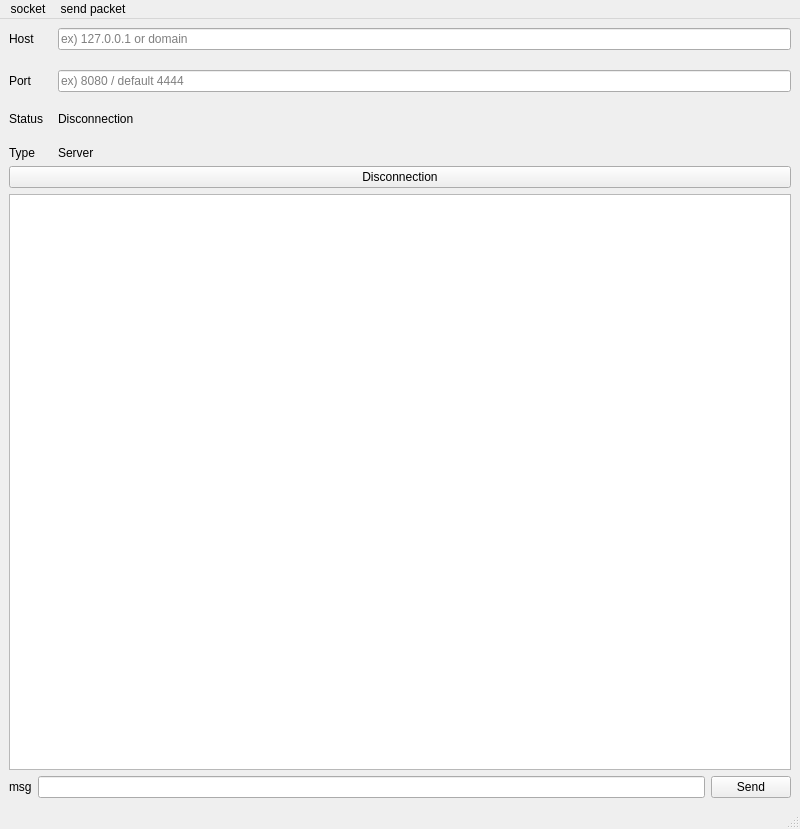
Before: the Qt Designer form socket_ui.ui in Fhwang0926/socket, drawn with Qt 5.
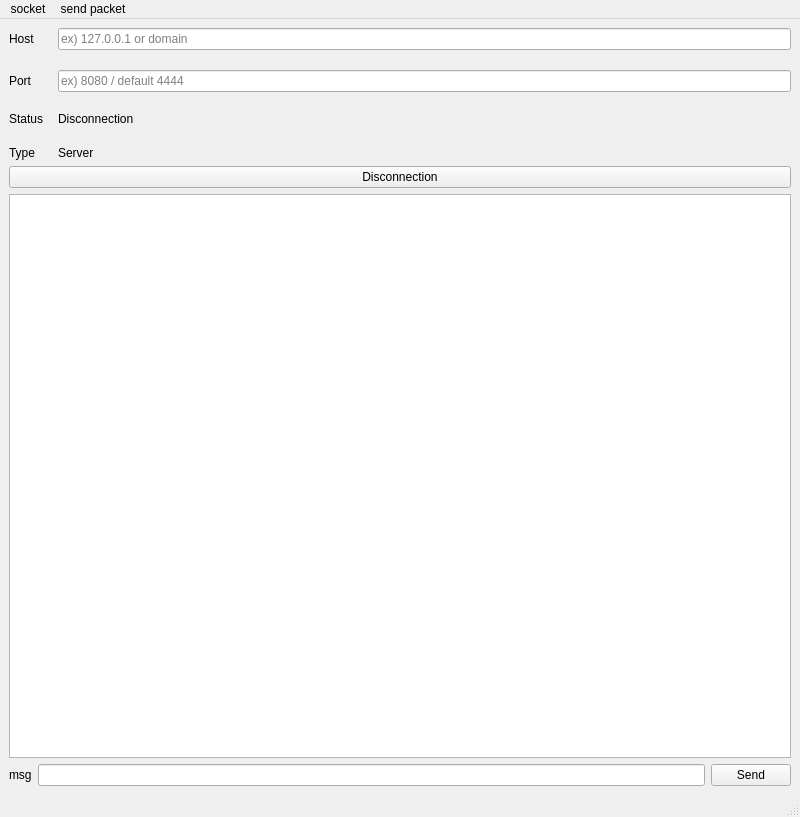
After: the same form once the commit is applied.

```diff
--- a/socket_ui.ui
+++ b/socket_ui.ui
@@ -7,7 +7,7 @@
     <x>0</x>
     <y>0</y>
     <width>800</width>
-    <height>829</height>
+    <height>817</height>
    </rect>
   </property>
   <property name="windowTitle">
```
Left out of the diff: 39 changed lines with no effect on the pictures.
